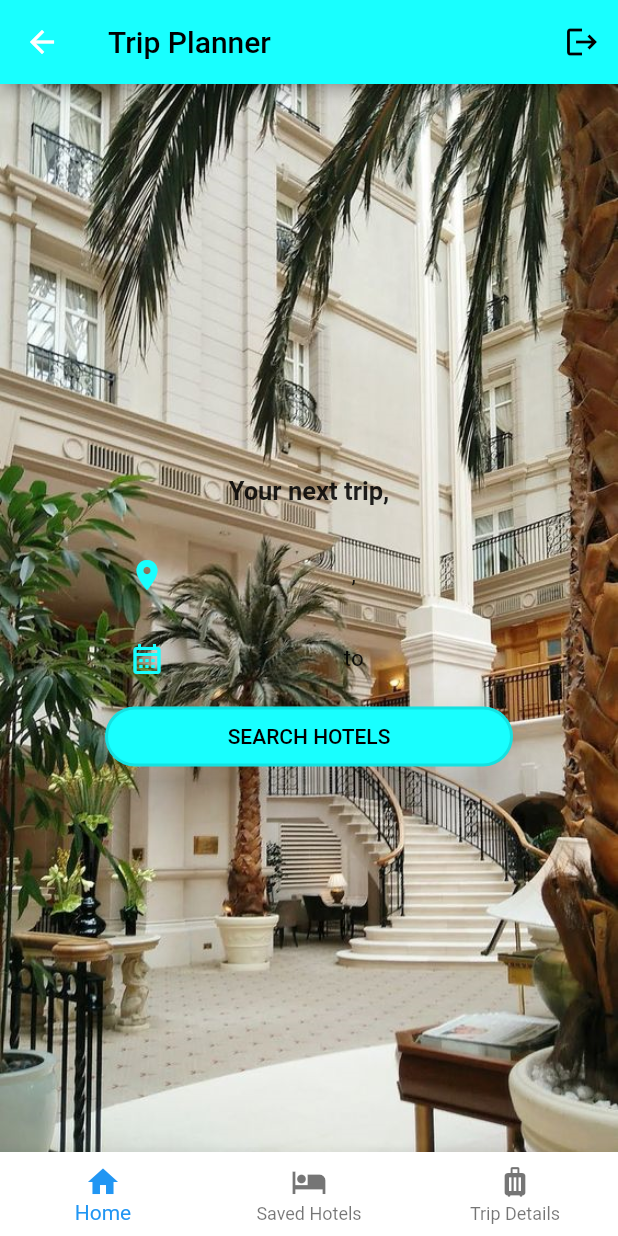
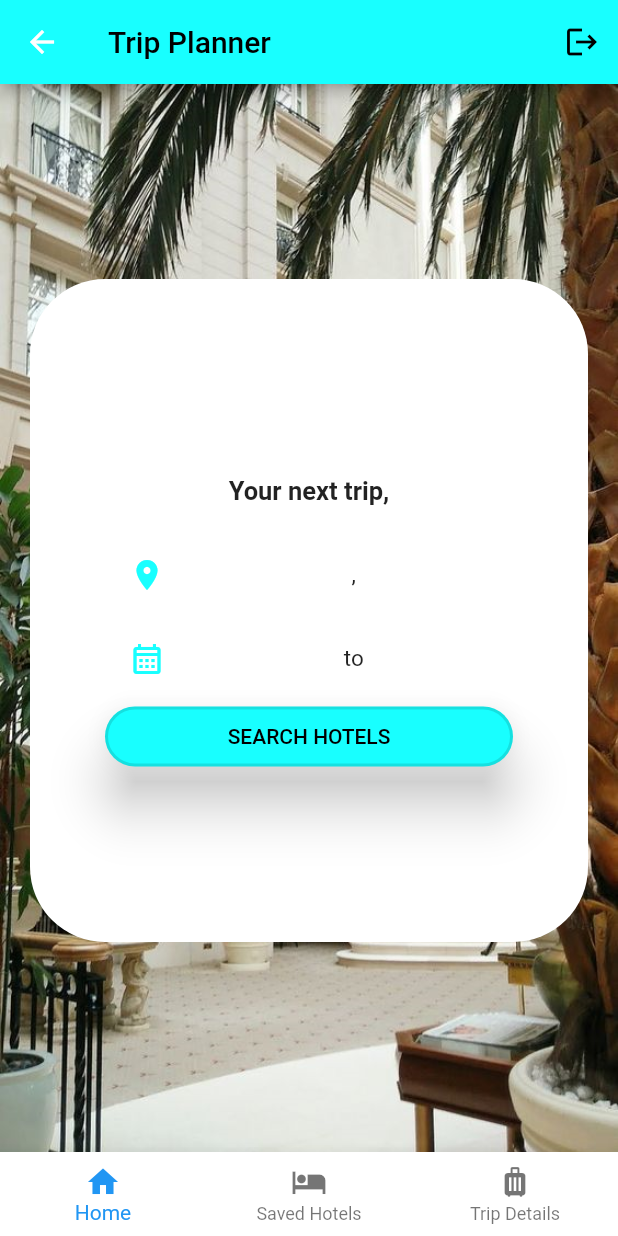
Before and after one commit to jiajia16/tripplanner, a Flutter app: the HomeScreen screen opened by its route, on a phone screen of 412 x 824 dp. Run offline on Flutter 3.47's test engine with Material 2 defaults, Android fonts, the phone set to English and light mode, and no system bars; our stand-ins replace cloud_firestore, firebase_auth, firebase_core, flutter_image_slideshow; missing offline and left inert: flutterfire_ui; accounts and stored records are empty.

Commit message:
initial commit

```diff
--- a/lib/screens/home_screen.dart
+++ b/lib/screens/home_screen.dart
@@ -44,7 +44,7 @@ class _HomeScreenState extends State<HomeScreen> {
           child: Container(
             padding: EdgeInsets.symmetric(horizontal: 50.0),
             decoration: const BoxDecoration(
-              color: Colors.transparent,
+              color: Colors.white,
               borderRadius: BorderRadius.only(
                   topLeft: Radius.circular(50.0),
                   topRight: Radius.circular(50.0),
```
